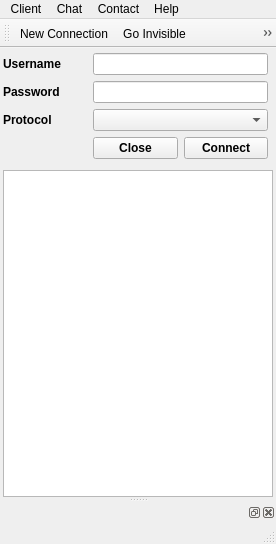
Old version of the form py/gui/main_auto.ui in the repository mnunberg/yobot.
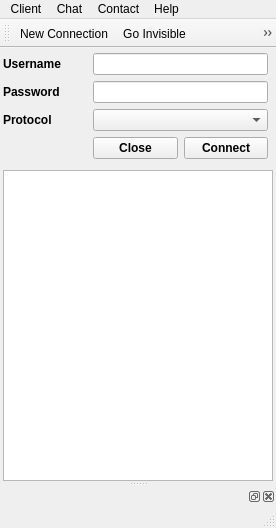
New version of the form. Icons and pictures are not drawn.

Patch:
```diff
--- a/py/gui/main_auto.ui
+++ b/py/gui/main_auto.ui
@@ -10,7 +10,7 @@
     <x>0</x>
     <y>0</y>
     <width>276</width>
-    <height>544</height>
+    <height>528</height>
    </rect>
   </property>
   <property name="windowTitle">
@@ -339,12 +339,21 @@
    <addaction name="actionIgnoreUser"/>
   </widget>
   <widget class="QDockWidget" name="noticebox">
+   <property name="sizePolicy">
+    <sizepolicy hsizetype="Preferred" vsizetype="Expanding">
+     <horstretch>0</horstretch>
+     <verstretch>0</verstretch>
+    </sizepolicy>
+   </property>
    <property name="maximumSize">
     <size>
      <width>524287</width>
-     <height>120</height>
+     <height>400</height>
     </size>
    </property>
+   <property name="autoFillBackground">
+    <bool>false</bool>
+   </property>
    <property name="floating">
     <bool>false</bool>
    </property>
```
Left out of the diff: 27 changed lines with no effect on the pictures.
